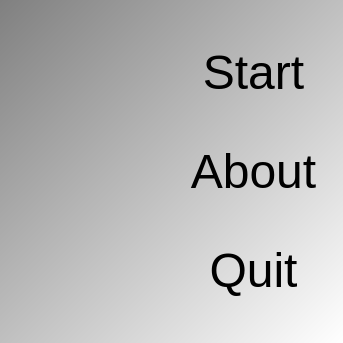
Before: the Qt Designer form Tools/ToolTestCanvas/qttooltestcanvasmenudialog.ui in richelbilderbeek/ProjectRichelBilderbeek, drawn with Qt 5.
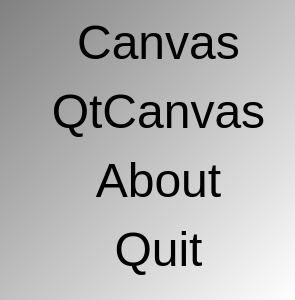
After: the same form once the commit is applied. Icons and pictures are not drawn.

What changed in the file:
```diff
--- a/Tools/ToolTestCanvas/qttooltestcanvasmenudialog.ui
+++ b/Tools/ToolTestCanvas/qttooltestcanvasmenudialog.ui
@@ -6,8 +6,8 @@
    <rect>
     <x>0</x>
     <y>0</y>
-    <width>343</width>
-    <height>343</height>
+    <width>295</width>
+    <height>300</height>
    </rect>
   </property>
   <property name="font">
@@ -23,9 +23,15 @@
 QPushButton { color: rgb(0,0,0); }
 QPushButton { font: 48px  }</string>
   </property>
-  <layout class="QHBoxLayout" name="horizontalLayout">
-   <item>
+  <layout class="QFormLayout" name="formLayout">
+   <item row="0" column="0">
     <widget class="QLabel" name="label">
+     <property name="maximumSize">
+      <size>
+       <width>64</width>
+       <height>64</height>
+      </size>
+     </property>
      <property name="text">
       <string/>
      </property>
@@ -34,19 +40,27 @@
      </property>
     </widget>
    </item>
-   <item>
-    <layout class="QVBoxLayout" name="verticalLayout">
-     <item>
-      <widget class="QPushButton" name="button_start">
+   <item row="0" column="1">
+    <widget class="QPushButton" name="button_start_canvas">
        <property name="text">
-        <string>Start</string>
+      <string>Canvas</string>
        </property>
        <property name="flat">
         <bool>true</bool>
        </property>
       </widget>
      </item>
-     <item>
+   <item row="1" column="1">
+    <widget class="QPushButton" name="button_start_qtcanvas">
+     <property name="text">
+      <string>QtCanvas</string>
+     </property>
+     <property name="flat">
+      <bool>true</bool>
+     </property>
+    </widget>
+   </item>
+   <item row="2" column="1">
       <widget class="QPushButton" name="button_about">
        <property name="text">
         <string>About</string>
@@ -56,7 +70,7 @@
        </property>
       </widget>
      </item>
-     <item>
+   <item row="3" column="1">
       <widget class="QPushButton" name="button_quit">
        <property name="text">
         <string>Quit</string>
@@ -67,8 +81,6 @@
       </widget>
      </item>
     </layout>
-   </item>
-  </layout>
  </widget>
  <tabstops>
   <tabstop>button_start</tabstop>
```
Left out of the diff: 7 changed lines with no effect on the pictures. Lines whose indentation alone changed are shown as unchanged.
